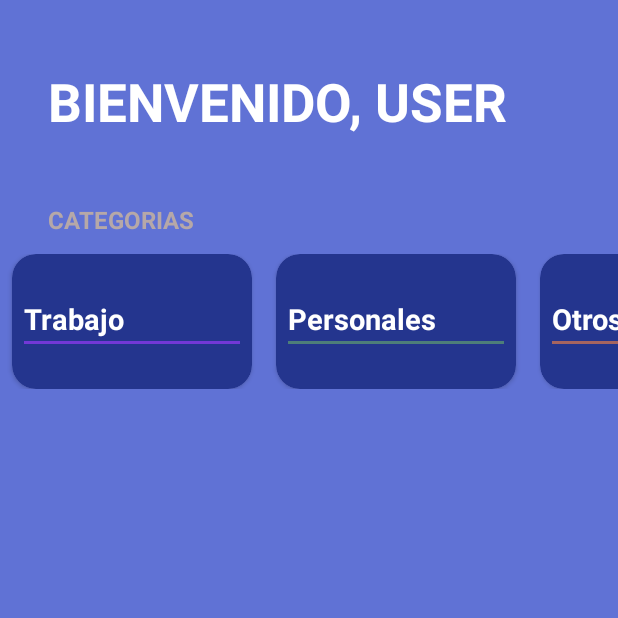
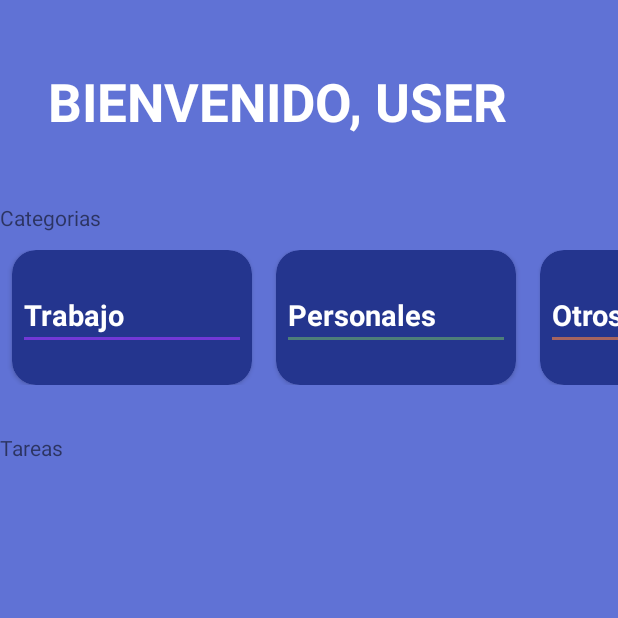
Before and after one commit to XimenaLargo/ToDo-Android-App, an Android app built with Jetpack Compose: the screen it shows after launch (MainActivity), on a phone screen of 412 x 824 dp, the top half of it. Run offline under Robolectric (Android 15) with nearby library versions, the phone set to English and light mode, and no system bars.

Commit message:
Add Tasks subtitle

```diff
--- a/app/src/main/res/layout/todo_activity.xml
+++ b/app/src/main/res/layout/todo_activity.xml
@@ -22,11 +22,7 @@
         android:layout_width="wrap_content"
         android:layout_height="wrap_content"
         android:text="@string/todo_categories"
-        android:textAllCaps="true"
-        android:textColor="@color/gray"
-        android:textStyle="bold"
-        android:textSize="16sp"
-        android:layout_marginHorizontal="32dp"
+        style="@style/todoSubtitle"
         android:layout_marginBottom="6dp"
         />
     <androidx.recyclerview.widget.RecyclerView
@@ -34,4 +30,16 @@
         android:layout_width="match_parent"
         android:layout_height="wrap_content"
         android:layout_marginTop="6dp"/>
+    <TextView
+        android:layout_width="wrap_content"
+        android:layout_height="wrap_content"
+        android:text="@string/tasks"
+        style="@style/todoSubtitle"
+        android:layout_marginBottom="6dp"
+        android:layout_marginTop="32dp"
+        />
+    <androidx.recyclerview.widget.RecyclerView
+        android:id="@+id/rvTasks"
+        android:layout_width="match_parent"
+        android:layout_height="wrap_content" />
 </LinearLayout>
```
